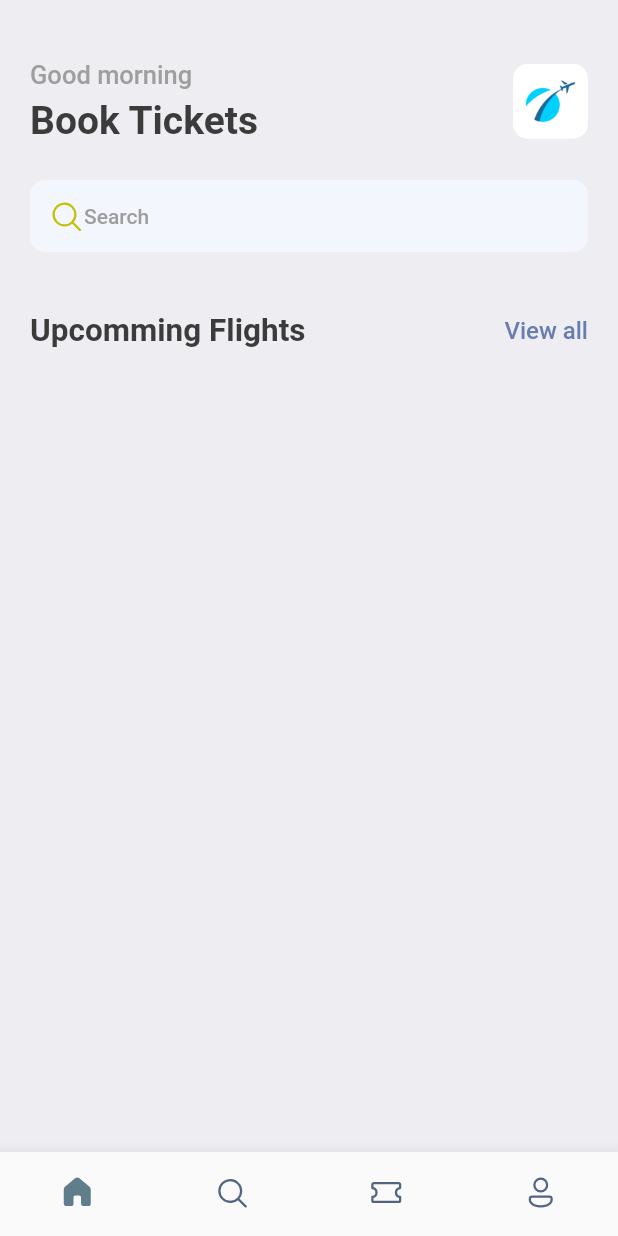
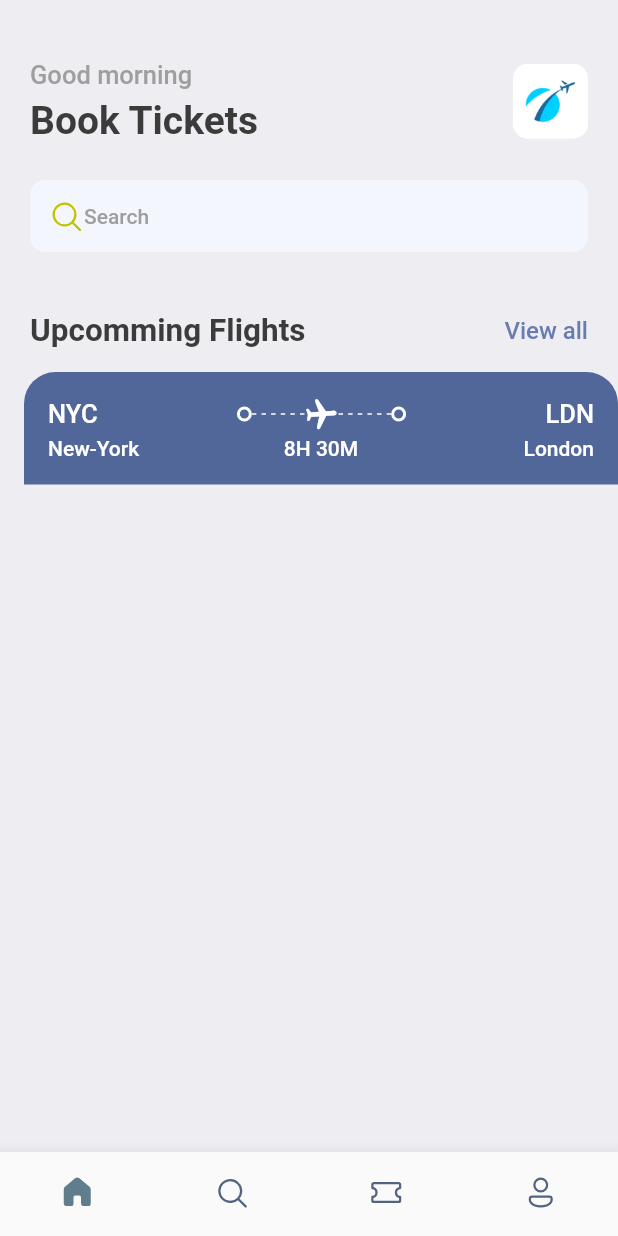
Before and after one commit to kokoichi206/flutter-app, a Flutter app: the screen it shows after launch, on a phone screen of 412 x 824 dp. Run offline on Flutter 3.47's test engine with Material 2 defaults, Android fonts, the phone set to English and light mode, and no system bars; our stand-ins replace fluentui_icons, gap, timeago; missing offline and left inert: numeral, scroll_app_bar.

Commit message:
Blue part of the ticket

```diff
--- a/ticket_booking/lib/screens/home_screen.dart
+++ b/ticket_booking/lib/screens/home_screen.dart
@@ -1,6 +1,7 @@
 import 'package:fluentui_icons/fluentui_icons.dart';
 import 'package:flutter/material.dart';
 import 'package:gap/gap.dart';
+import 'package:ticket_booking/screens/ticket_view.dart';
 import 'package:ticket_booking/utils/app_styles.dart';
 
 class HomeScreen extends StatelessWidget {
@@ -93,7 +94,9 @@ class HomeScreen extends StatelessWidget {
                 ),
               ],
             ),
-          )
+          ),
+          const Gap(15),
+          TicketView(),
         ],
       ),
     );
--- /dev/null
+++ b/ticket_booking/lib/screens/ticket_view.dart
@@ -0,0 +1,126 @@
+import 'package:flutter/cupertino.dart';
+import 'package:flutter/material.dart';
+import 'package:gap/gap.dart';
+import 'package:ticket_booking/utils/app_layout.dart';
+import 'package:ticket_booking/utils/app_styles.dart';
+import 'package:ticket_booking/widgets/ticket_container.dart';
+
+class TicketView extends StatelessWidget {
+  const TicketView({Key? key}) : super(key: key);
+
+  @override
+  Widget build(BuildContext context) {
+    final size = AppLayout.getSize(context);
+    return SizedBox(
+      width: size.width,
+      height: 200,
+      child: Container(
+        margin: const EdgeInsets.only(left: 16),
+        child: Column(
+          children: [
+            /*
+            Blue part of the ticket.
+             */
+            Container(
+              decoration: const BoxDecoration(
+                color: Color(0xFF526799),
+                borderRadius: BorderRadius.only(
+                    topLeft: Radius.circular(21),
+                    topRight: Radius.circular(21)),
+              ),
+              padding: const EdgeInsets.all(16),
+              child: Column(
+                children: [
+                  Row(
+                    children: [
+                      Text(
+                        "NYC",
+                        style:
+                            Styles.headLineStyle3.copyWith(color: Colors.white),
+                      ),
+                      // const Spacer(), と、とりあえず役目一緒
+                      Expanded(child: Container()),
+                      TicketContainer(),
+                      Expanded(
+                          child: Stack(children: [
+                        SizedBox(
+                          height: 24,
+                          child: LayoutBuilder(
+                            builder: (BuildContext context,
+                                BoxConstraints constraints) {
+                              print(
+                                  "The width is ${constraints.constrainWidth()}");
+                              return Flex(
+                                direction: Axis.horizontal,
+                                mainAxisAlignment:
+                                    MainAxisAlignment.spaceBetween,
+                                mainAxisSize: MainAxisSize.max,
+                                children: List.generate(
+                                    (constraints.constrainWidth() / 6).floor(),
+                                    (index) => const SizedBox(
+                                          width: 3,
+                                          height: 1,
+                                          child: DecoratedBox(
+                                            decoration: BoxDecoration(
+                                                color: Colors.white),
+                                          ),
+                                        )),
+                              );
+                            },
+                          ),
+                        ),
+                        Center(
+                            child: Transform.rotate(
+                          angle: 1.5,
+                          child: Icon(
+                            Icons.local_airport_rounded,
+                            color: Colors.white,
+                          ),
+                        )),
+                      ])),
+                      TicketContainer(),
+                      Expanded(child: Container()),
+                      Text(
+                        "LDN",
+                        style:
+                            Styles.headLineStyle3.copyWith(color: Colors.white),
+                      ),
+                    ],
+                  ),
+                  const Gap(3),
+                  Row(
+                    mainAxisAlignment: MainAxisAlignment.spaceBetween,
+                    children: [
+                      SizedBox(
+                        width: 100,
+                        child: Text(
+                          "New-York",
+                          style: Styles.headLineStyle4
+                              .copyWith(color: Colors.white),
+                        ),
+                      ),
+                      Text(
+                        "8H 30M",
+                        style:
+                            Styles.headLineStyle4.copyWith(color: Colors.white),
+                      ),
+                      SizedBox(
+                        width: 100,
+                        child: Text(
+                          "London",
+                          textAlign: TextAlign.end,
+                          style: Styles.headLineStyle4
+                              .copyWith(color: Colors.white),
+                        ),
+                      ),
+                    ],
+                  ),
+                ],
+              ),
+            ),
+          ],
+        ),
+      ),
+    );
+  }
+}
--- /dev/null
+++ b/ticket_booking/lib/utils/app_layout.dart
@@ -0,0 +1,7 @@
+import 'package:flutter/material.dart';
+
+class AppLayout {
+  static getSize(BuildContext context) {
+    return MediaQuery.of(context).size;
+  }
+}
--- /dev/null
+++ b/ticket_booking/lib/widgets/ticket_container.dart
@@ -0,0 +1,17 @@
+import 'package:flutter/cupertino.dart';
+import 'package:flutter/material.dart';
+
+class TicketContainer extends StatelessWidget {
+  const TicketContainer({Key? key}) : super(key: key);
+
+  @override
+  Widget build(BuildContext context) {
+    return Container(
+      padding: const EdgeInsets.all(3.0),
+      decoration: BoxDecoration(
+        borderRadius: BorderRadius.circular(20),
+        border: Border.all(width: 2.0, color: Colors.white),
+      ),
+    );
+  }
+}
```
